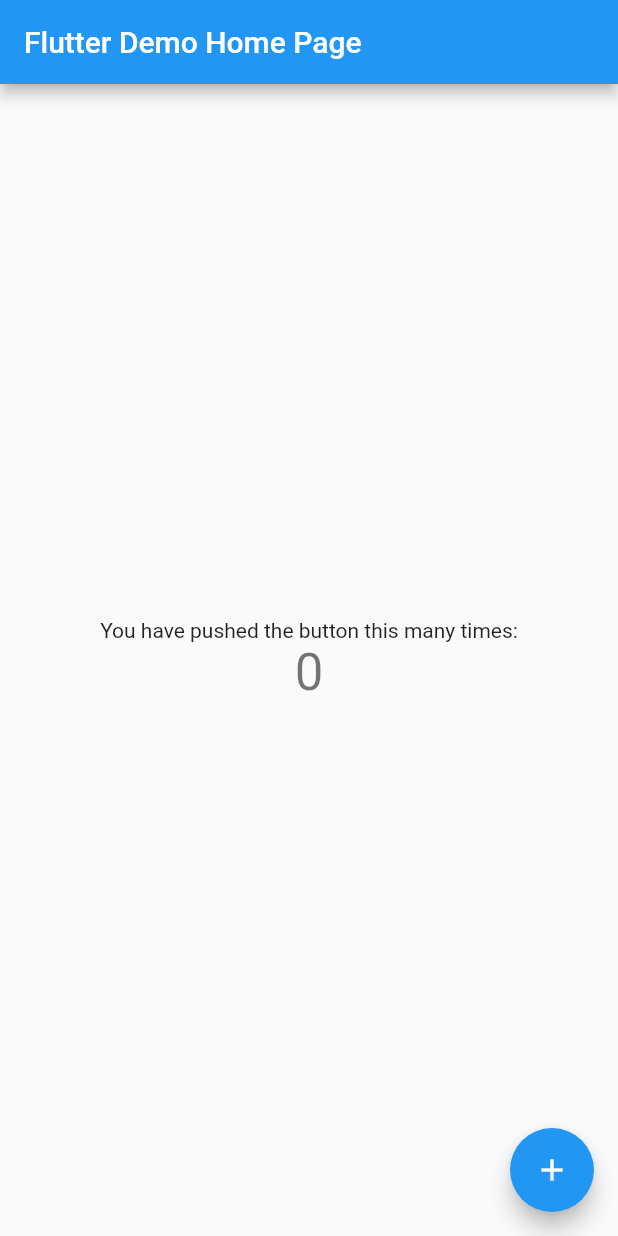
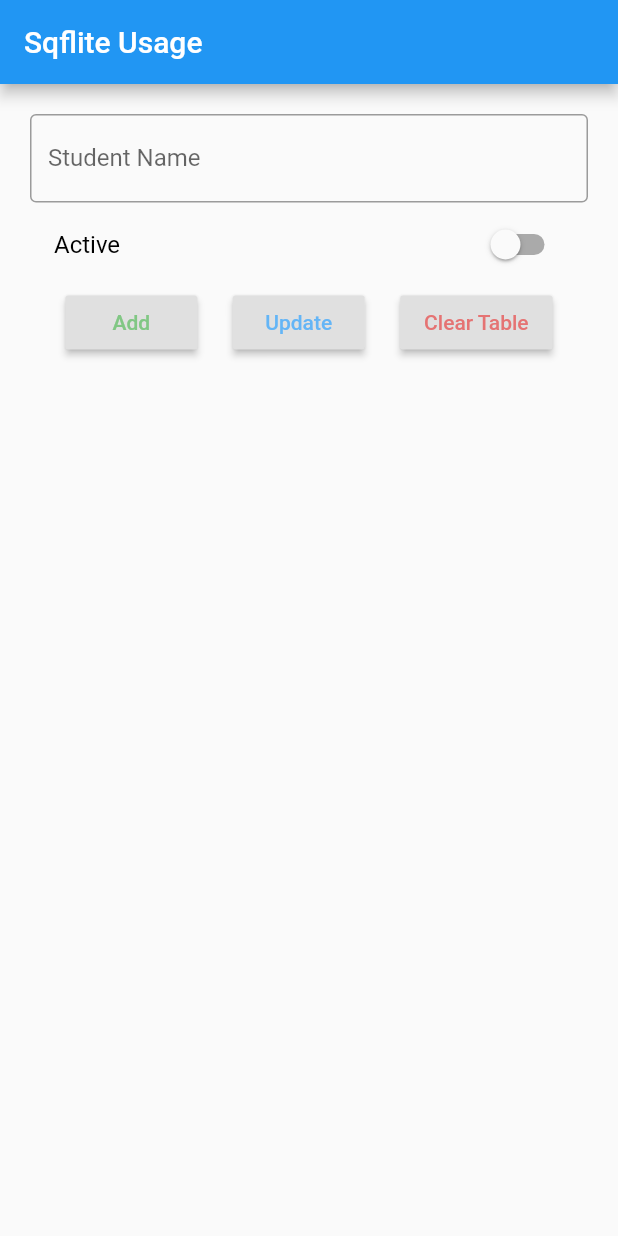
Before and after one commit to yasinakca/FlutterLocalCrudOperations, a Flutter app: the screen it shows after launch, on a phone screen of 412 x 824 dp. Run offline on Flutter 3.47's test engine with Material 2 defaults, Android fonts, the phone set to English and light mode, and no system bars; our stand-ins replace sqflite; accounts and stored records are empty.

Commit message:
crud operations

```diff
--- a/lib/main.dart
+++ b/lib/main.dart
@@ -1,117 +1,194 @@
 import 'package:flutter/material.dart';
+import 'package:local_database/models/student.dart';
+import 'package:local_database/utils/db_helper.dart';
 
-void main() {
-  runApp(MyApp());
+void main() => runApp(MyApp());
+
+class MyApp extends StatefulWidget {
+  @override
+  _MyAppState createState() => _MyAppState();
 }
 
-class MyApp extends StatelessWidget {
-  // This widget is the root of your application.
+class _MyAppState extends State<MyApp> {
   @override
   Widget build(BuildContext context) {
     return MaterialApp(
-      title: 'Flutter Demo',
-      theme: ThemeData(
-        // This is the theme of your application.
-        //
-        // Try running your application with "flutter run". You'll see the
-        // application has a blue toolbar. Then, without quitting the app, try
-        // changing the primarySwatch below to Colors.green and then invoke
-        // "hot reload" (press "r" in the console where you ran "flutter run",
-        // or simply save your changes to "hot reload" in a Flutter IDE).
-        // Notice that the counter didn't reset back to zero; the application
-        // is not restarted.
-        primarySwatch: Colors.blue,
-        // This makes the visual density adapt to the platform that you run
-        // the app on. For desktop platforms, the controls will be smaller and
-        // closer together (more dense) than on mobile platforms.
-        visualDensity: VisualDensity.adaptivePlatformDensity,
-      ),
-      home: MyHomePage(title: 'Flutter Demo Home Page'),
+      routes: {"/": (context) => Home()},
+      debugShowCheckedModeBanner: false,
     );
   }
 }
 
-class MyHomePage extends StatefulWidget {
-  MyHomePage({Key key, this.title}) : super(key: key);
+class Home extends StatefulWidget {
+  @override
+  _HomeState createState() => _HomeState();
+}
 
-  // This widget is the home page of your application. It is stateful, meaning
-  // that it has a State object (defined below) that contains fields that affect
-  // how it looks.
+class _HomeState extends State<Home> {
+  var formKey = GlobalKey<FormState>();
+  var scaffoldKey = GlobalKey<ScaffoldState>();
 
-  // This class is the configuration for the state. It holds the values (in this
-  // case the title) provided by the parent (in this case the App widget) and
-  // used by the build method of the State. Fields in a Widget subclass are
-  // always marked "final".
+  List<Student> studentList = List<Student>();
+  DbHelper _dbHelper = DbHelper();
 
-  final String title;
+  bool isActive = false;
+  var nameController = TextEditingController();
 
   @override
-  _MyHomePageState createState() => _MyHomePageState();
+  void initState() {
+    // TODO: implement initState
+    super.initState();
+    //dbden gelen veriler map yapisinda oldugu icin student objesine cevrilmeli
+    _dbHelper.getStudents().then((value) {
+      for (var studentMap in value) {
+        studentList.add(Student.fromMap(studentMap));
       }
-
-class _MyHomePageState extends State<MyHomePage> {
-  int _counter = 0;
-
-  void _incrementCounter() {
-    setState(() {
-      // This call to setState tells the Flutter framework that something has
-      // changed in this State, which causes it to rerun the build method below
-      // so that the display can reflect the updated values. If we changed
-      // _counter without calling setState(), then the build method would not be
-      // called again, and so nothing would appear to happen.
-      _counter++;
     });
   }
 
   @override
   Widget build(BuildContext context) {
-    // This method is rerun every time setState is called, for instance as done
-    // by the _incrementCounter method above.
-    //
-    // The Flutter framework has been optimized to make rerunning build methods
-    // fast, so that you can just rebuild anything that needs updating rather
-    // than having to individually change instances of widgets.
     return Scaffold(
+      key: scaffoldKey,
       appBar: AppBar(
-        // Here we take the value from the MyHomePage object that was created by
-        // the App.build method, and use it to set our appbar title.
-        title: Text(widget.title),
+        title: Text("Sqflite Usage"),
       ),
-      body: Center(
-        // Center is a layout widget. It takes a single child and positions it
-        // in the middle of the parent.
+      body: Container(
+        child: Padding(
+          padding: EdgeInsets.all(20),
           child: Column(
-          // Column is also a layout widget. It takes a list of children and
-          // arranges them vertically. By default, it sizes itself to fit its
-          // children horizontally, and tries to be as tall as its parent.
-          //
-          // Invoke "debug painting" (press "p" in the console, choose the
-          // "Toggle Debug Paint" action from the Flutter Inspector in Android
-          // Studio, or the "Toggle Debug Paint" command in Visual Studio Code)
-          // to see the wireframe for each widget.
-          //
-          // Column has various properties to control how it sizes itself and
-          // how it positions its children. Here we use mainAxisAlignment to
-          // center the children vertically; the main axis here is the vertical
-          // axis because Columns are vertical (the cross axis would be
-          // horizontal).
-          mainAxisAlignment: MainAxisAlignment.center,
             children: <Widget>[
-            Text(
-              'You have pushed the button this many times:',
+              Form(
+                key: formKey,
+                child: Column(
+                  children: <Widget>[
+                    TextFormField(
+                      validator: (value) {
+                        if (value.length < 3) {
+                          return "name must be at least 4 chracters";
+                        } else
+                          return null;
+                      },
+                      controller: nameController,
+                      decoration: InputDecoration(
+                          border: OutlineInputBorder(),
+                          labelText: "Student Name"),
                     ),
-            Text(
-              '$_counter',
-              style: Theme.of(context).textTheme.headline4,
+                    SwitchListTile(
+                        value: isActive,
+                        title: Text(
+                          "Active",
+                          style: TextStyle(color: Colors.black),
+                        ),
+                        onChanged: (value) {
+                          setState(() {
+                            isActive = value;
+                          });
+                        })
+                  ],
+                ),
+              ),
+              Row(
+                mainAxisAlignment: MainAxisAlignment.spaceEvenly,
+                children: <Widget>[
+                  RaisedButton(
+                    child: Text(
+                      "Add",
+                      style: TextStyle(color: Colors.green.shade300),
+                    ),
+                    onPressed: () {
+                      if (formKey.currentState.validate()) {
+                        addStudent(Student(
+                            nameController.text, isActive == true ? 1 : 0));
+                      }
+                    },
+                  ),
+                  RaisedButton(
+                    child: Text(
+                      "Update",
+                      style: TextStyle(color: Colors.blue.shade300),
+                    ),
+                    onPressed: () {},
+                  ),
+                  RaisedButton(
+                    child: Text(
+                      "Clear Table",
+                      style: TextStyle(color: Colors.red.shade300),
+                    ),
+                    onPressed: () {
+                      deleteTable();
+                    },
                   ),
                 ],
               ),
+              Expanded(
+                child: ListView.builder(
+                    itemCount: studentList.length,
+                    itemBuilder: (context, index) {
+                      return Card(
+                        color: studentList[index].isActive == 1
+                            ? Colors.green
+                            : Colors.red,
+                        child: ListTile(
+                          onTap: () {
+                            setState(() {
+                              nameController.text = studentList[index].name;
+                              isActive = studentList[index].isActive == 1 ? true : false;
+                            });
+                          },
+                          title: Text(studentList[index].name),
+                          subtitle: Text(studentList[index].id.toString()),
+                          trailing: GestureDetector(
+                            onTap: () {
+                              deleteStudent(studentList[index].id,index);
+                            },
+                            child: Icon(Icons.delete),
                           ),
-      floatingActionButton: FloatingActionButton(
-        onPressed: _incrementCounter,
-        tooltip: 'Increment',
-        child: Icon(Icons.add),
-      ), // This trailing comma makes auto-formatting nicer for build methods.
+                        ),
+                      );
+                    }),
+              )
+            ],
+          ),
+        ),
+      ),
     );
   }
+
+  void addStudent(Student student) async {
+    var id = await _dbHelper.insert(student);
+    if (id > 0) {
+      student.id = id;
+      setState(() {
+        studentList.insert(0, student);
+        nameController.text = " ";
+        isActive = false;
+      });
     }
+  }
+
+  void deleteTable() async {
+    var result = await _dbHelper.deleteTable();
+    if (result > 0) {
+      scaffoldKey.currentState.showSnackBar(SnackBar(
+        content: Text("${studentList.length} adet ogrenci silindi"),
+        duration: Duration(seconds: 1),
+      ));
+      setState(() {
+        studentList.clear();
+      });
+    }
+  }
+
+  void deleteStudent(int id, int index) async{
+    var result =  await _dbHelper.delete(id);
+    if(result > 0) {
+      scaffoldKey.currentState.showSnackBar(SnackBar(content: Text("Deleted"),duration: Duration(seconds: 1),));
+      setState(() {
+        studentList.removeAt(index);
+      });
+    }else{
+      scaffoldKey.currentState.showSnackBar(SnackBar(content: Text("Error"),duration: Duration(seconds: 1),));
+    }
+  }
+}
--- a/lib/utils/db_helper.dart
+++ b/lib/utils/db_helper.dart
@@ -38,7 +38,7 @@ class DbHelper{
   }
 
   FutureOr<void> createDb(Database db, int version) async{
-    await db.execute("create table student(id int primary key auto increment,name text,isActive int)");
+    await db.execute("CREATE TABLE student(id INTEGER PRIMARY KEY AUTOINCREMENT, name TEXT, isActive INTEGER)");
   }
 
   Future<int> insert(Student student) async{
@@ -49,7 +49,7 @@ class DbHelper{
 
   Future<List<Map>>getStudents() async{
     var db = await _getDb();
-    var result = await db.query("student");
+    var result = await db.query("student",orderBy: "name ASC");
     return result;
   }
 
@@ -63,6 +63,11 @@ class DbHelper{
     var db = await _getDb();
     var result = await db.delete("student", where: "id = ?", whereArgs: [id]);
     return result;
+  }
 
+  Future<int> deleteTable() async{
+    var db = await _getDb();
+    var result = db.delete("student");
+    return result;
   }
 }
```
Also changed, not shown: 3 other files. Lines whose indentation alone changed are shown as unchanged.
